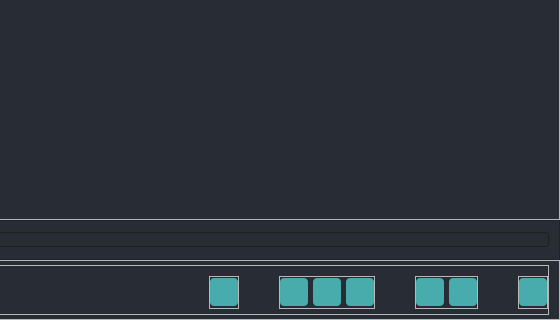
Old version of the form UIs/videoScreen.ui in the repository ali7haider/Pulmonary-Artery-Balloon-Angioplasty_PyQT; both pictures show x 217 to 777 and y 356 to 676 of the 777 by 676 pixel window.
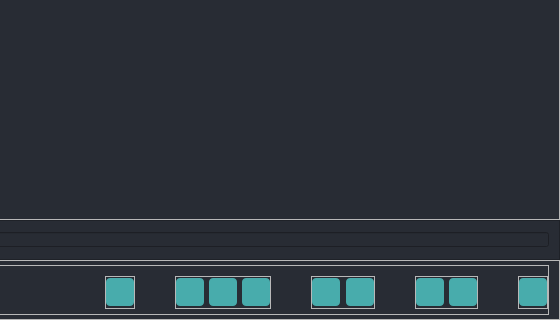
New version of the form. Icons and pictures are not drawn.

Patch:
```diff
--- a/UIs/videoScreen.ui
+++ b/UIs/videoScreen.ui
@@ -606,6 +606,100 @@
                </layout>
               </widget>
              </item>
+             <item>
+              <widget class="QFrame" name="frame">
+               <property name="frameShape">
+                <enum>QFrame::StyledPanel</enum>
+               </property>
+               <property name="frameShadow">
+                <enum>QFrame::Raised</enum>
+               </property>
+               <layout class="QHBoxLayout" name="horizontalLayout">
+                <property name="leftMargin">
+                 <number>0</number>
+                </property>
+                <property name="topMargin">
+                 <number>0</number>
+                </property>
+                <property name="rightMargin">
+                 <number>0</number>
+                </property>
+                <property name="bottomMargin">
+                 <number>0</number>
+                </property>
+                <item>
+                 <widget class="QPushButton" name="btnZoomIn">
+                  <property name="minimumSize">
+                   <size>
+                    <width>28</width>
+                    <height>28</height>
+                   </size>
+                  </property>
+                  <property name="maximumSize">
+                   <size>
+                    <width>28</width>
+                    <height>28</height>
+                   </size>
+                  </property>
+                  <property name="cursor">
+                   <cursorShape>PointingHandCursor</cursorShape>
+                  </property>
+                  <property name="toolTip">
+                   <string>Record</string>
+                  </property>
+                  <property name="text">
+                   <string/>
+                  </property>
+                  <property name="icon">
+                   <iconset resource="resources.qrc">
+                    <normaloff>:/images/images/icons8-zoom-in-25.png</normaloff>:/images/images/icons8-zoom-in-25.png</iconset>
+                  </property>
+                  <property name="iconSize">
+                   <size>
+                    <width>20</width>
+                    <height>20</height>
+                   </size>
+                  </property>
+                 </widget>
+                </item>
+                <item>
+                 <widget class="QPushButton" name="btnZoomOut">
+                  <property name="minimumSize">
+                   <size>
+                    <width>28</width>
+                    <height>28</height>
+                   </size>
+                  </property>
+                  <property name="maximumSize">
+                   <size>
+                    <width>28</width>
+                    <height>28</height>
+                   </size>
+                  </property>
+                  <property name="cursor">
+                   <cursorShape>PointingHandCursor</cursorShape>
+                  </property>
+                  <property name="toolTip">
+                   <string>Record</string>
+                  </property>
+                  <property name="text">
+                   <string/>
+                  </property>
+                  <property name="icon">
+                   <iconset resource="resources.qrc">
+                    <normaloff>:/images/images/icons8-zoom-out-25.png</normaloff>:/images/images/icons8-zoom-out-25.png</iconset>
+                  </property>
+                  <property name="iconSize">
+                   <size>
+                    <width>20</width>
+                    <height>20</height>
+                   </size>
+                  </property>
+                 </widget>
+                </item>
+               </layout>
+              </widget>
+             </item>
              <item>
               <widget class="QFrame" name="frame_95">
                <property name="minimumSize">
```
